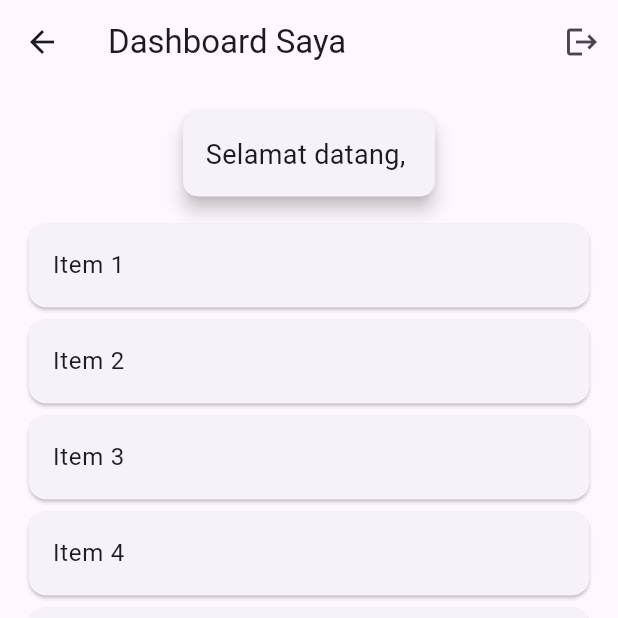
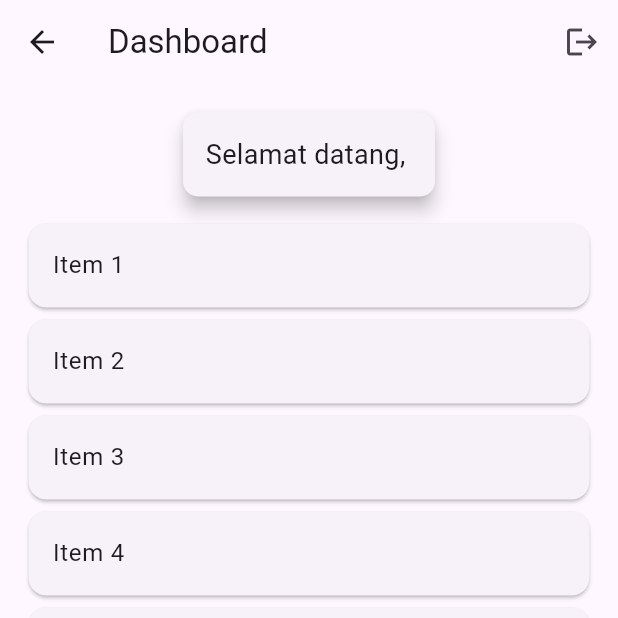
Before and after one commit to Jonathanmau/flutter-login-app, a Flutter app: the DashboardPage screen opened directly with empty values, on a phone screen of 412 x 824 dp, the top half of it. Run offline on Flutter 3.47's test engine with Material 3 defaults, Android fonts, the phone set to English and light mode, and no system bars.

```diff
--- a/lib/screens/dashboard_page.dart
+++ b/lib/screens/dashboard_page.dart
@@ -16,7 +16,7 @@ class DashboardPage extends StatelessWidget {
     return Scaffold(
       // APPBAR
       appBar: AppBar(
-        title: Text("Dashboard Saya"),
+        title: Text("Dashboard"),
 
         // tombol logout di kanan atas
         actions: [
```
